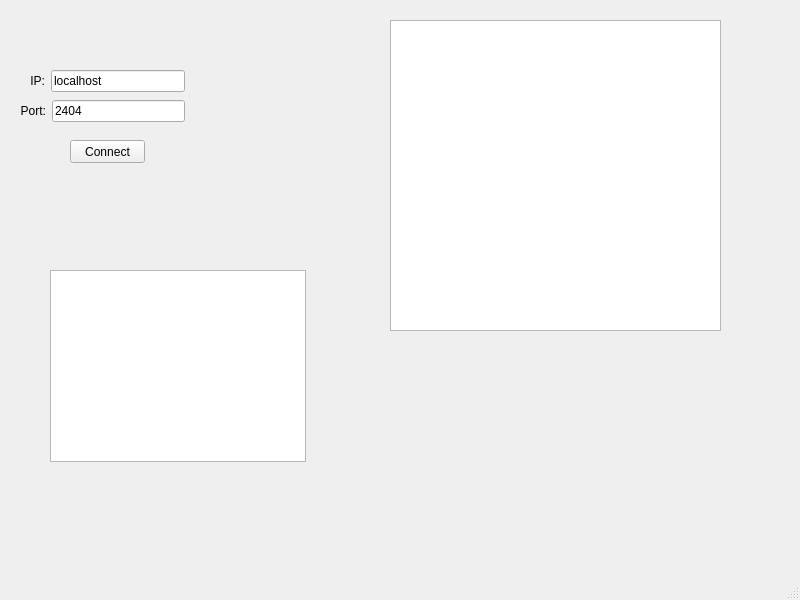
First picture: the form in mainwindow.ui, repository vokhmianin-da/iec104Master, before the edit.
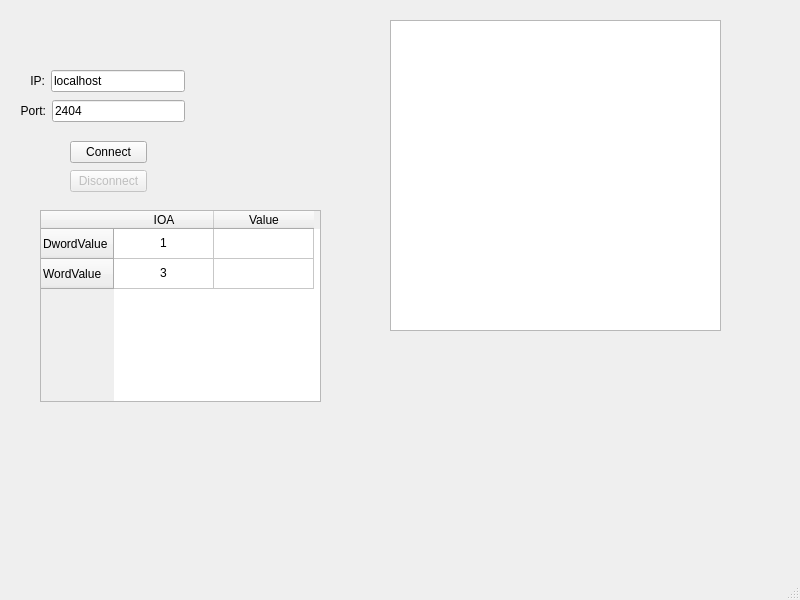
Second picture: the form after the edit.

Commit message: Сделан прием значений типа Word

The edit to the form file:
```diff
--- a/mainwindow.ui
+++ b/mainwindow.ui
@@ -27,19 +27,6 @@
      <bool>true</bool>
     </property>
    </widget>
-   <widget class="QPushButton" name="pbConnect">
-    <property name="geometry">
-     <rect>
-      <x>70</x>
-      <y>140</y>
-      <width>75</width>
-      <height>23</height>
-     </rect>
-    </property>
-    <property name="text">
-     <string>Connect</string>
-    </property>
-   </widget>
    <widget class="QWidget" name="layoutWidget">
     <property name="geometry">
      <rect>
@@ -98,15 +85,99 @@
      </item>
     </layout>
    </widget>
-   <widget class="QTableView" name="tableView">
+   <widget class="QTableWidget" name="tableWidget">
     <property name="geometry">
      <rect>
-      <x>50</x>
-      <y>270</y>
-      <width>256</width>
+      <x>40</x>
+      <y>210</y>
+      <width>281</width>
       <height>192</height>
      </rect>
     </property>
+    <row>
+     <property name="text">
+      <string>DwordValue</string>
+     </property>
+    </row>
+    <row>
+     <property name="text">
+      <string>WordValue</string>
+     </property>
+    </row>
+    <column>
+     <property name="text">
+      <string>IOA</string>
+     </property>
+    </column>
+    <column>
+     <property name="text">
+      <string>Value</string>
+     </property>
+    </column>
+    <item row="0" column="0">
+     <property name="text">
+      <string>1</string>
+     </property>
+     <property name="textAlignment">
+      <set>AlignCenter</set>
+     </property>
+    </item>
+    <item row="0" column="1">
+     <property name="text">
+      <string/>
+     </property>
+     <property name="textAlignment">
+      <set>AlignCenter</set>
+     </property>
+    </item>
+    <item row="1" column="0">
+     <property name="text">
+      <string>3</string>
+     </property>
+     <property name="textAlignment">
+      <set>AlignCenter</set>
+     </property>
+    </item>
+    <item row="1" column="1">
+     <property name="text">
+      <string/>
+     </property>
+     <property name="textAlignment">
+      <set>AlignCenter</set>
+     </property>
+    </item>
+   </widget>
+   <widget class="QWidget" name="">
+    <property name="geometry">
+     <rect>
+      <x>70</x>
+      <y>140</y>
+      <width>77</width>
+      <height>54</height>
+     </rect>
+    </property>
+    <layout class="QVBoxLayout" name="verticalLayout">
+     <item>
+      <widget class="QPushButton" name="pbConnect">
+       <property name="text">
+        <string>Connect</string>
+       </property>
+      </widget>
+     </item>
+     <item>
+      <widget class="QPushButton" name="pbDisconnect">
+       <property name="enabled">
+        <bool>false</bool>
+       </property>
+       <property name="text">
+        <string>Disconnect</string>
+       </property>
+       <property name="checkable">
+        <bool>false</bool>
+       </property>
+      </widget>
+     </item>
+    </layout>
    </widget>
   </widget>
   <widget class="QMenuBar" name="menubar">
```
The commit also changes 3 other files.
